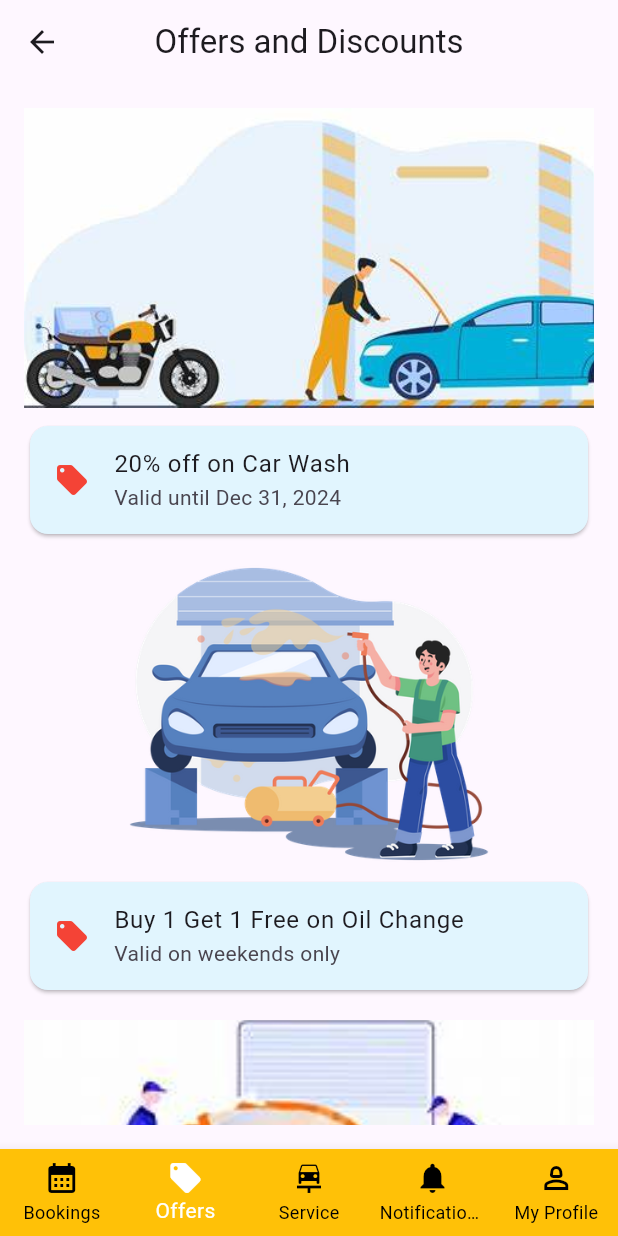
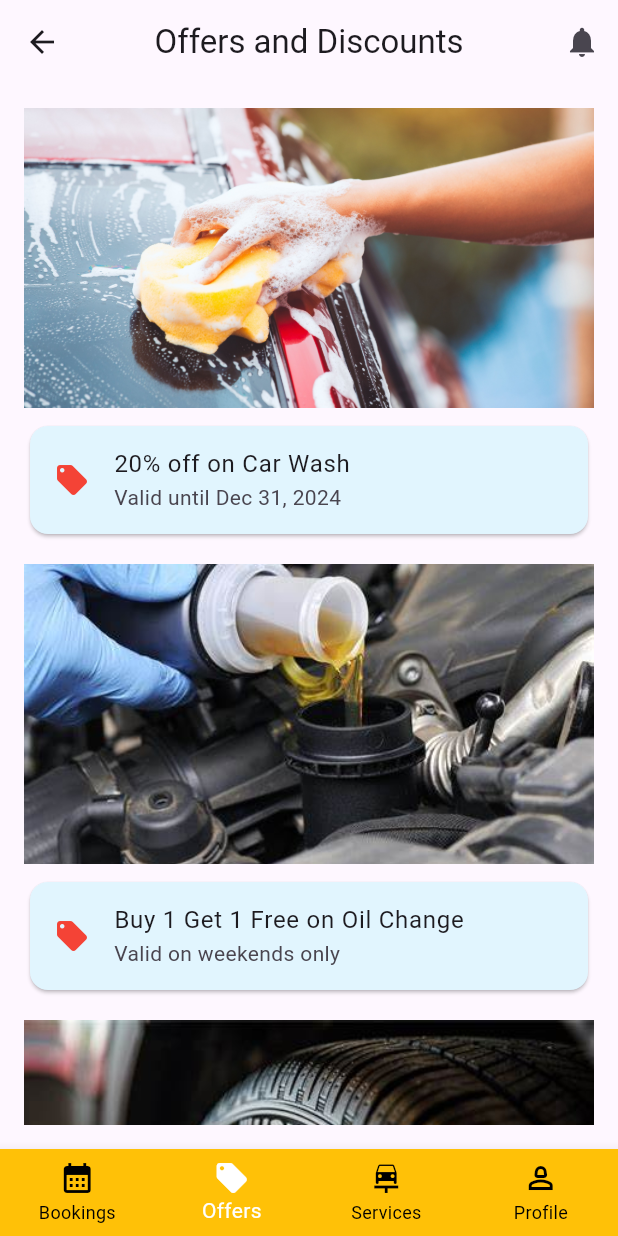
Before and after one commit to Ashmita124/service_dhukka, a Flutter app: the Dashboard screen opened by its route, item 2 of the bottom bar chosen, on a phone screen of 412 x 824 dp. Run offline on Flutter 3.47's test engine with Material 3 defaults, Android fonts, the phone set to English and light mode, and no system bars; our stand-ins replace lottie.

Commit message:
Updated Screens

```diff
--- a/lib/view/button_screen/booking.dart
+++ b/lib/view/button_screen/booking.dart
@@ -15,7 +15,7 @@ class _UserBookingPageState extends State<UserBookingPage> {
   final _phoneController = TextEditingController();
 
   // Sample services and time slots
-  final List<String> _services = ['Car Wash', 'Oil Change', 'Tire Checkup', 'Brake Repair'];
+  final List<String> _services = ['Car Wash', 'Oil Change', 'Tire Checkup', 'Break Repair'];
   final List<String> _timeSlots = ['9:00 AM', '12:00 PM', '3:00 PM', '6:00 PM'];
 
   // Function to handle the booking
--- a/lib/view/button_screen/notification.dart
+++ b/lib/view/button_screen/notification.dart
@@ -3,7 +3,6 @@ import 'package:flutter/material.dart';
 class NotificationsPage extends StatelessWidget {
   NotificationsPage({super.key});
 
-  // Sample notifications data
   final List<Map<String, String>> notifications = [
     {
       'type': 'Reminder',
--- a/lib/view/button_screen/offer.dart
+++ b/lib/view/button_screen/offer.dart
@@ -1,4 +1,5 @@
 import 'package:flutter/material.dart';
+import 'package:service_dhukka/view/button_screen/notification.dart';
 
 class OffersPage extends StatelessWidget {
   OffersPage({super.key});
@@ -12,9 +13,9 @@ class OffersPage extends StatelessWidget {
 
   // Image paths in your assets folder
   final List<String> imagePaths = [
-    'assets/images/car.jpg',
-    'assets/images/car1.jpg',
-    'assets/images/car2.jpg',
+    'assets/images/car_wash.jpg',
+    'assets/images/oil_change.jpg',
+    'assets/images/tire_checkup.jpg',
   ];
 
   @override
@@ -23,6 +24,19 @@ class OffersPage extends StatelessWidget {
       appBar: AppBar(
         title: const Text('Offers and Discounts'),
         centerTitle: true,
+        actions: [
+          // Notification icon in the right corner
+          IconButton(
+            icon: const Icon(Icons.notifications),
+            onPressed: () {
+              // Navigate to NotificationsPage when tapped
+              Navigator.push(
+                context,
+                MaterialPageRoute(builder: (context) => NotificationsPage()), // Add your NotificationsPage here
+              );
+            },
+          ),
+        ],
       ),
       body: Padding(
         padding: const EdgeInsets.all(16.0),
--- a/lib/view/button_screen/profile.dart
+++ b/lib/view/button_screen/profile.dart
@@ -3,7 +3,6 @@ import 'package:flutter/material.dart';
 class CustomerProfilePage extends StatelessWidget {
   const CustomerProfilePage({super.key});
 
-  // Sample customer data
   final String customerName = 'Ashmita Biswakarma';
   final String email = 'ashmita@gmail.com';
   final String phoneNumber = '9800000000';
--- a/lib/view/button_screen/service_history.dart
+++ b/lib/view/button_screen/service_history.dart
@@ -5,9 +5,9 @@ class ServiceHistoryPage extends StatelessWidget {
 
   // Sample service history data
   final List<Map<String, dynamic>> serviceHistory = [
-    {'date': '2024-12-15', 'service': 'Car Wash', 'amount': 20.00, 'status': 'Completed'},
-    {'date': '2024-12-10', 'service': 'Oil Change', 'amount': 50.00, 'status': 'Completed'},
-    {'date': '2024-11-25', 'service': 'Tire Replacement', 'amount': 150.00, 'status': 'Completed'},
+    {'date': '2024-12-15', 'service': 'Car Wash', 'amount': 1000.00, 'status': 'Completed'},
+    {'date': '2024-12-10', 'service': 'Oil Change', 'amount': 500.00, 'status': 'Completed'},
+    {'date': '2024-11-25', 'service': 'Tire Replacement', 'amount': 1150.00, 'status': 'Completed'},
   ];
 
   @override
@@ -32,7 +32,7 @@ class ServiceHistoryPage extends StatelessWidget {
                 title: Text(service['service']),
                 subtitle: Text('Date: ${service['date']} \nStatus: ${service['status']}'),
                 trailing: Text(
-                  '\$${service['amount'].toStringAsFixed(2)}',
+                  '\Rs. ${service['amount'].toStringAsFixed(2)}',
                   style: const TextStyle(
                     fontWeight: FontWeight.bold,
                     color: Colors.green,
--- a/lib/view/dashboard_view.dart
+++ b/lib/view/dashboard_view.dart
@@ -1,6 +1,5 @@
 import 'package:flutter/material.dart';
 import 'package:service_dhukka/view/button_screen/booking.dart';
-import 'package:service_dhukka/view/button_screen/notification.dart';
 import 'package:service_dhukka/view/button_screen/offer.dart';
 import 'package:service_dhukka/view/button_screen/profile.dart';
 import 'package:service_dhukka/view/button_screen/service_history.dart';
@@ -19,8 +18,7 @@ class _DashboardState extends State<Dashboard> {
     const UserBookingPage(),
     OffersPage(),
     ServiceHistoryPage(),
-    NotificationsPage(),
-    CustomerProfilePage(),
+    const CustomerProfilePage(),
   ];
 
   @override
@@ -49,15 +47,11 @@ class _DashboardState extends State<Dashboard> {
           ),
           BottomNavigationBarItem(
             icon: Icon(Icons.car_repair),
-            label: 'Service',
-          ),
-          BottomNavigationBarItem(
-            icon: Icon(Icons.notifications),
-            label: 'Notifications',
+            label: 'Services',
           ),
           BottomNavigationBarItem(
             icon: Icon(Icons.person_2_outlined),
-            label: 'My Profile',
+            label: 'Profile',
           ),
         ],
       ),
```
Also changed, not shown: assets/images/car_wash.jpg (added), assets/images/oil_change.jpg (added), assets/images/tire_checkup.jpg (added).
